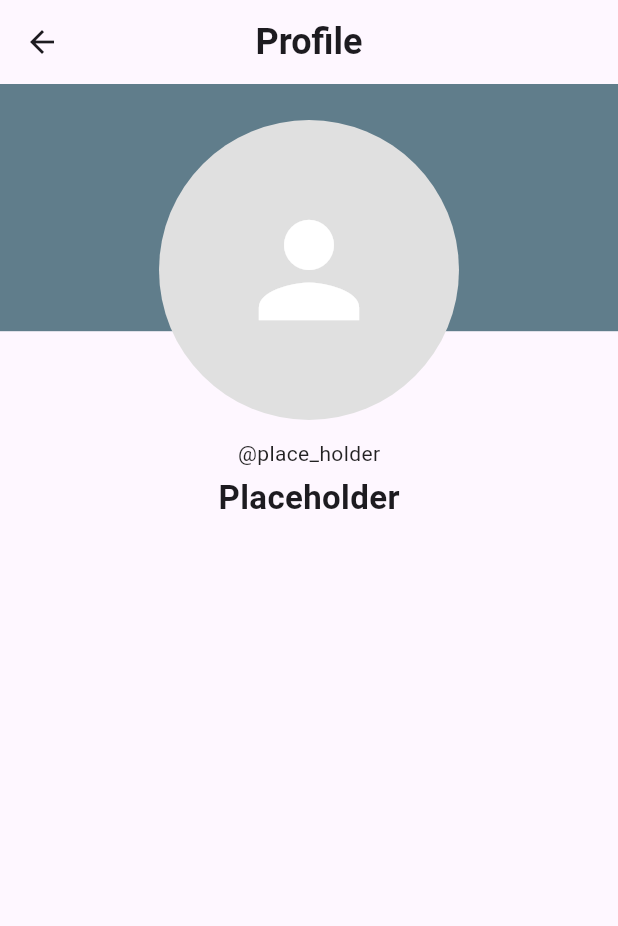
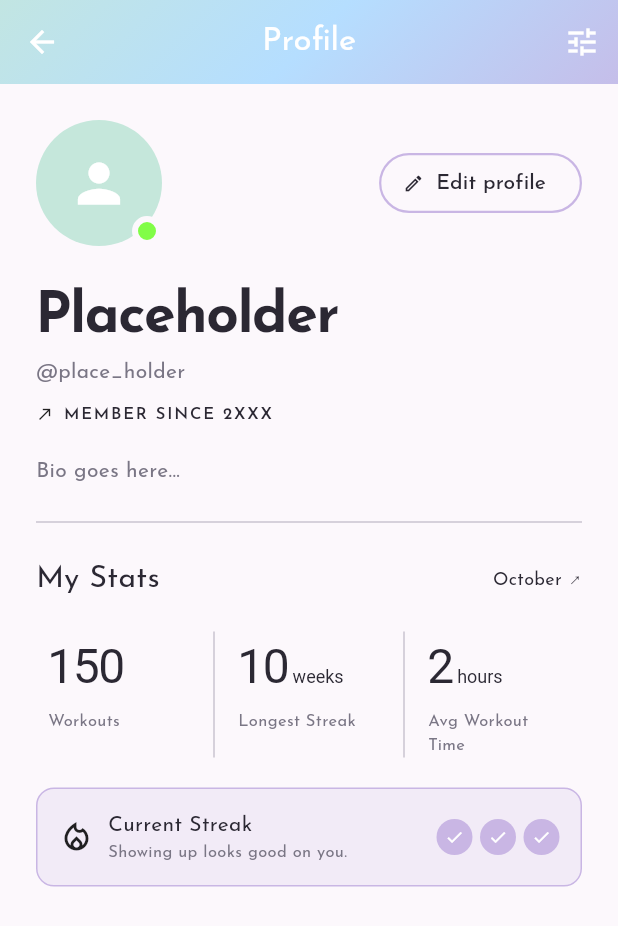
Before and after one commit to CSC-3380-Fall-2026/Team-11, a Flutter app: the ProfilePage screen opened directly, on a phone screen of 412 x 824 dp. Shown: the top 926 px of the screen. Run offline on Flutter 3.47's test engine with Material 3 defaults, Android fonts, the phone set to English and light mode, and no system bars; our stand-ins replace cloud_firestore, device_preview, firebase_auth, firebase_core, flutter_dotenv, flutter_svg and 4 more; accounts and stored records are empty.

```diff
--- a/melio_project/lib/pages/profile/profile_page.dart
+++ b/melio_project/lib/pages/profile/profile_page.dart
@@ -1,5 +1,12 @@
-import "package:flutter/material.dart";
-import "package:google_fonts/google_fonts.dart";
+import 'package:flutter/material.dart';
+import 'package:google_fonts/google_fonts.dart';
+import 'package:melio_project/pages/chatbot/chatbot_theme.dart';
+import 'package:melio_project/pages/profile/edit_profile_page.dart';
+
+typedef T = ChatBotTheme;
+
+const _dark = Color(0xFF2B2833);
+const _muted = Color(0xFF7A7685);
 
 class ProfilePage extends StatelessWidget {
   const ProfilePage({super.key});
@@ -12,68 +19,202 @@
 
   @override
   Widget build(BuildContext context) {
-    final screenHeight = MediaQuery.of(context).size.height;
-    const double avatarRadius = 100;
-
-    return Scaffold(
-      appBar: AppBar(
-        title: Text(
-          "Profile",
-          style: GoogleFonts.roboto(fontSize: 24, fontWeight: FontWeight.bold),
+    return Theme(
+      data: ThemeData(
+        scaffoldBackgroundColor: T.background,
+        textTheme: GoogleFonts.josefinSansTextTheme().apply(
+          bodyColor: _dark,
+          displayColor: _dark,
         ),
-        centerTitle: true,
       ),
-      body: Stack(
-        alignment: Alignment.topCenter,
+      child: Scaffold(
+        appBar: T.buildAppBar(
+          title: 'Profile',
+          actions: [IconButton(onPressed: () {}, icon: const Icon(Icons.tune))],
+        ),
+        body: ListView(
+          padding: const EdgeInsets.all(24),
           children: [
-          // Styled background color block
-          Container(
-            width: double.infinity,
-            height: screenHeight / 5,
-            color: Colors.blueGrey,
-          ),
-          // Info
-          Align(
-            alignment: Alignment.topCenter,
-            child: Padding(
-              padding: const EdgeInsets.only(top: 24),
-              child: Column(
-                mainAxisSize: MainAxisSize.min,
+            // Avatar + edit button
+            Row(
+              mainAxisAlignment: MainAxisAlignment.spaceBetween,
+              children: [
+                Stack(
                   children: [
                     CircleAvatar(
-                    radius: avatarRadius,
-                    backgroundColor: Colors.grey.shade300,
+                      radius: 42,
+                      backgroundColor: T.mint,
                       backgroundImage: photoUrl != null
                           ? NetworkImage(photoUrl!)
                           : null,
                       child: photoUrl == null
                           ? const Icon(
                               Icons.person,
-                            size: avatarRadius,
+                              size: 42,
                               color: Colors.white,
                             )
                           : null,
                     ),
-                  const SizedBox(height: 12),
-                  Text(
-                    username,
-                    style: GoogleFonts.roboto(
-                      fontSize: 14,
-                      color: Colors.black87,
+                    Positioned(
+                      right: 0,
+                      bottom: 0,
+                      child: Container(
+                        width: 20,
+                        height: 20,
+                        decoration: BoxDecoration(
+                          color: const Color(0xFF81FD47),
+                          shape: BoxShape.circle,
+                          border: Border.all(color: T.background, width: 4),
                         ),
                       ),
-                  const SizedBox(height: 4),
+                    ),
+                  ],
+                ),
+                OutlinedButton.icon(
+                  onPressed: () {
+                    // Navigate to edit profile page
+                    Navigator.push(
+                      context,
+                      MaterialPageRoute(
+                        builder: (context) => const EditProfilePage(),
+                      ),
+                    );
+                  },
+                  icon: const Icon(Icons.edit_outlined, size: 14),
+                  label: const Text('Edit profile'),
+                  style: OutlinedButton.styleFrom(
+                    foregroundColor: _dark,
+                    side: const BorderSide(color: T.lavender, width: 1.5),
+                  ),
+                ),
+              ],
+            ),
+            const SizedBox(height: 20),
+
+            // Name block
             Text(
               name,
-                    style: GoogleFonts.roboto(
-                      fontSize: 22,
-                      fontWeight: FontWeight.bold,
+              style: const TextStyle(
+                fontSize: 38,
+                fontWeight: FontWeight.w700,
+                letterSpacing: -1,
+              ),
+            ),
+            Text(username, style: const TextStyle(color: _muted)),
+            const SizedBox(height: 10),
+            const Row(
+              children: [
+                Icon(Icons.north_east, size: 12),
+                SizedBox(width: 6),
+                Text(
+                  'MEMBER SINCE 2XXX',
+                  style: TextStyle(
+                    fontSize: 11,
+                    fontWeight: FontWeight.w600,
+                    letterSpacing: 1.2,
+                  ),
+                ),
+              ],
+            ),
+            // Bio
+            const SizedBox(height: 20),
+            Text(
+              'Bio goes here...',
+              style: const TextStyle(fontSize: 14, color: _muted),
+            ),
+
+            const Divider(height: 48),
+
+            // Stats
+            const Row(
+              mainAxisAlignment: MainAxisAlignment.spaceBetween,
+              children: [
+                Text('My Stats', style: TextStyle(fontSize: 20)),
+                Text('October ↗', style: TextStyle(fontSize: 12)),
+              ],
+            ),
+            const SizedBox(height: 20),
+            const IntrinsicHeight(
+              child: Row(
+                children: [
+                  Expanded(child: Stat('150', '', 'Workouts')),
+                  VerticalDivider(),
+                  Expanded(child: Stat('10', ' weeks', 'Longest Streak')),
+                  VerticalDivider(),
+                  Expanded(child: Stat('2', ' hours', 'Avg Workout Time')),
+                ],
+              ),
+            ),
+            const SizedBox(height: 20),
+
+            // Streak card
+            Container(
+              padding: const EdgeInsets.all(14),
+              decoration: BoxDecoration(
+                color: T.lavender.withOpacity(0.2),
+                border: Border.all(color: T.lavender),
+                borderRadius: BorderRadius.circular(12),
+              ),
+              child: Row(
+                children: [
+                  const Icon(Icons.local_fire_department_outlined),
+                  const SizedBox(width: 9),
+                  const Expanded(
+                    child: Column(
+                      crossAxisAlignment: CrossAxisAlignment.start,
+                      children: [
+                        Text('Current Streak', style: TextStyle(fontSize: 14)),
+                        Text(
+                          'Showing up looks good on you.',
+                          style: TextStyle(fontSize: 11, color: _muted),
+                        ),
+                      ],
+                    ),
+                  ),
+                  for (var i = 0; i < 3; i++)
+                    const Padding(
+                      padding: EdgeInsets.only(left: 5),
+                      child: CircleAvatar(
+                        radius: 12,
+                        backgroundColor: T.lavender,
+                        child: Icon(Icons.check, size: 13, color: T.textLight),
                       ),
                     ),
                 ],
               ),
             ),
+          ],
         ),
+      ),
+    );
+  }
+}
+
+class Stat extends StatelessWidget {
+  const Stat(this.value, this.unit, this.label, {super.key});
+  final String value, unit, label;
+
+  @override
+  Widget build(BuildContext context) {
+    return Padding(
+      padding: const EdgeInsets.symmetric(horizontal: 8),
+      child: Column(
+        crossAxisAlignment: CrossAxisAlignment.start,
+        children: [
+          Text.rich(
+            TextSpan(
+              text: value,
+              style: const TextStyle(fontSize: 32, letterSpacing: -1),
+              children: [
+                TextSpan(
+                  text: unit,
+                  style: const TextStyle(fontSize: 12, letterSpacing: 0),
+                ),
+              ],
+            ),
+          ),
+          const SizedBox(height: 6),
+          Text(label, style: const TextStyle(fontSize: 11, color: _muted)),
         ],
       ),
     );
```
Also changed, not shown: melio_project/lib/pages/profile/edit_profile_page.dart (added, +155 -0 lines). Lines whose indentation alone changed are shown as unchanged.
